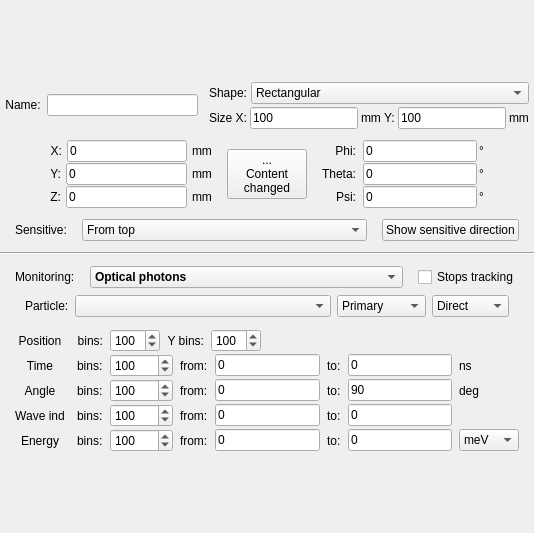
Old version of the form src/gui/MainWindowTools/amonitordelegateform.ui in the repository andrmor/ANTS2.
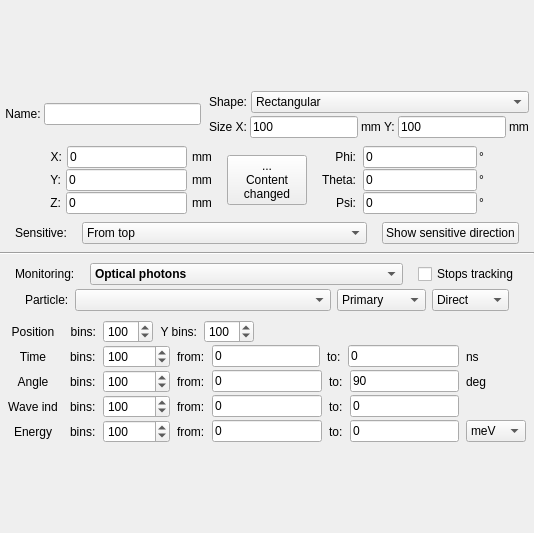
New version of the form.

The edit to the form file:
```diff
--- a/src/gui/MainWindowTools/amonitordelegateform.ui
+++ b/src/gui/MainWindowTools/amonitordelegateform.ui
@@ -15,7 +15,7 @@
   </property>
   <layout class="QVBoxLayout" name="verticalLayout_9">
    <property name="spacing">
-    <number>6</number>
+    <number>3</number>
    </property>
    <property name="leftMargin">
     <number>0</number>
@@ -682,13 +682,13 @@
       <number>12</number>
      </property>
      <property name="leftMargin">
-      <number>15</number>
+      <number>8</number>
      </property>
      <property name="topMargin">
       <number>5</number>
      </property>
      <property name="rightMargin">
-      <number>15</number>
+      <number>8</number>
      </property>
      <item>
       <layout class="QVBoxLayout" name="verticalLayout_7">
```
Left out of the diff: 258 changed lines with no effect on the pictures.
